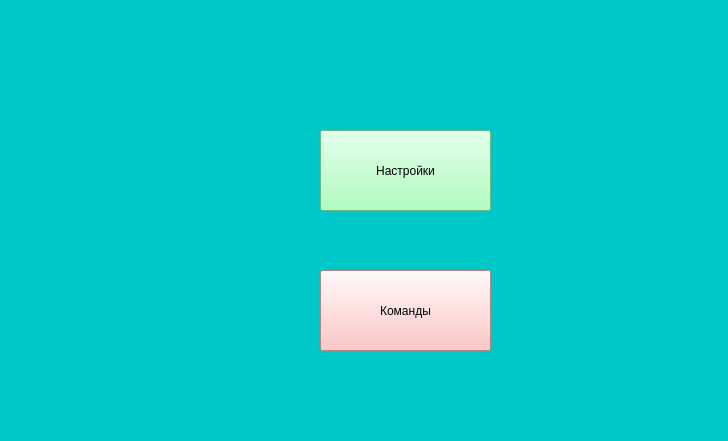
This is ui/Main.ui in Alekcei94/new_programator as Qt 5 draws it before an edit. The edited form follows.
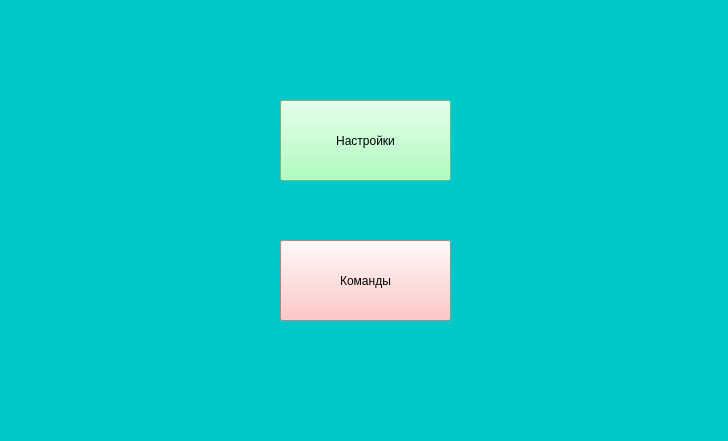
This is the edited form.

```diff
--- a/ui/Main.ui
+++ b/ui/Main.ui
@@ -26,8 +26,8 @@
    <widget class="QPushButton" name="options">
     <property name="geometry">
      <rect>
-      <x>320</x>
-      <y>130</y>
+      <x>280</x>
+      <y>100</y>
       <width>171</width>
       <height>81</height>
      </rect>
@@ -45,8 +45,8 @@
    <widget class="QPushButton" name="comands">
     <property name="geometry">
      <rect>
-      <x>320</x>
-      <y>270</y>
+      <x>280</x>
+      <y>240</y>
       <width>171</width>
       <height>81</height>
      </rect>
```
